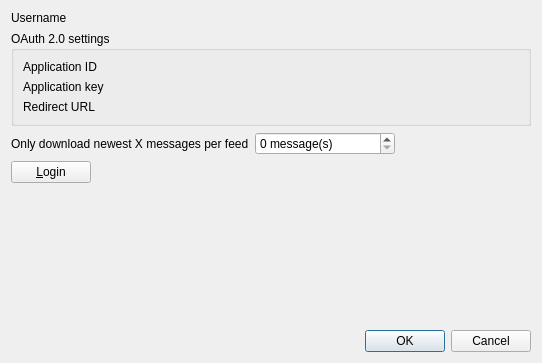
Before: the Qt Designer form src/librssguard/services/gmail/gui/formeditgmailaccount.ui in martinrotter/rssguard, drawn with Qt 5.
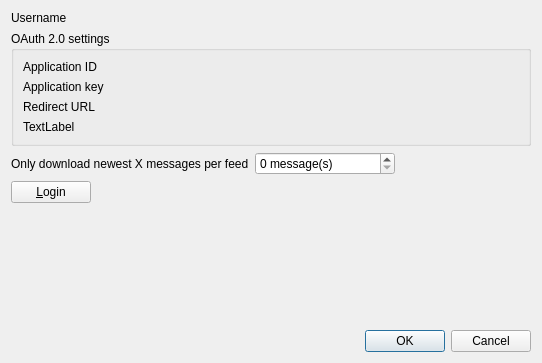
After: the same form once the commit is applied. Custom widgets are drawn as their Qt base class.

What changed in the file:
```diff
--- a/src/librssguard/services/gmail/gui/formeditgmailaccount.ui
+++ b/src/librssguard/services/gmail/gui/formeditgmailaccount.ui
@@ -57,6 +57,16 @@
       <item row="2" column="1">
        <widget class="LineEditWithStatus" name="m_txtRedirectUrl" native="true"/>
       </item>
+      <item row="3" column="0" colspan="2">
+       <widget class="QLabel" name="m_lblInfo">
+        <property name="text">
+         <string>TextLabel</string>
+        </property>
+        <property name="wordWrap">
+         <bool>true</bool>
+        </property>
+       </widget>
+      </item>
      </layout>
     </widget>
    </item>
```
Left out of the diff: 12 changed lines with no effect on the pictures.
